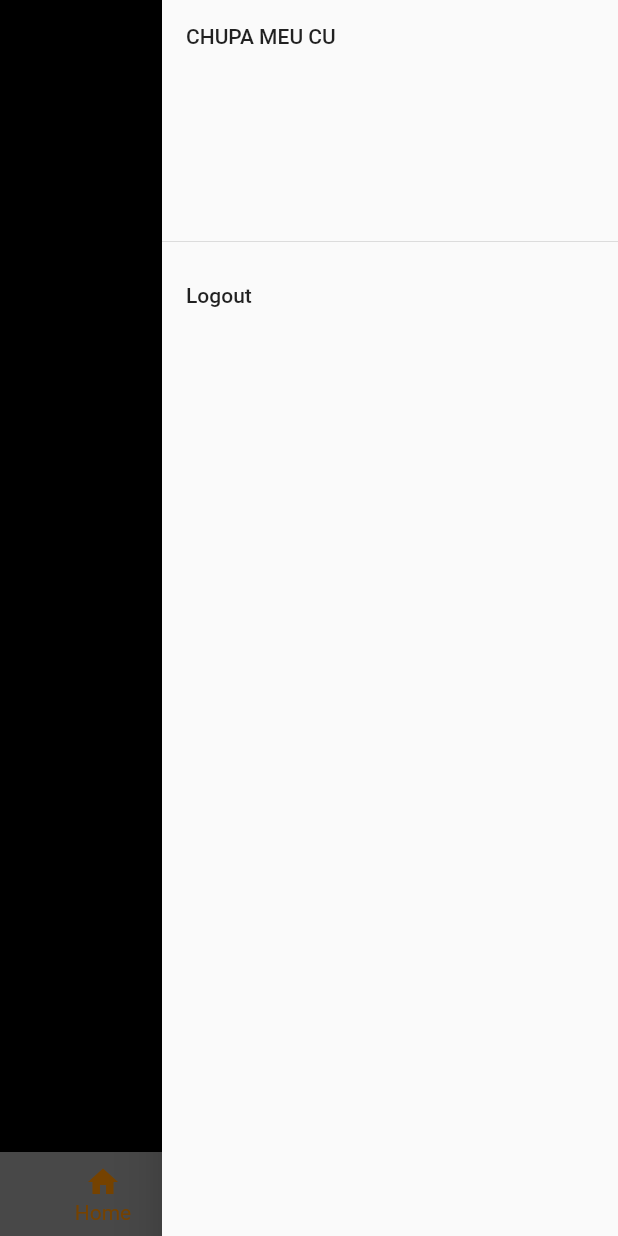
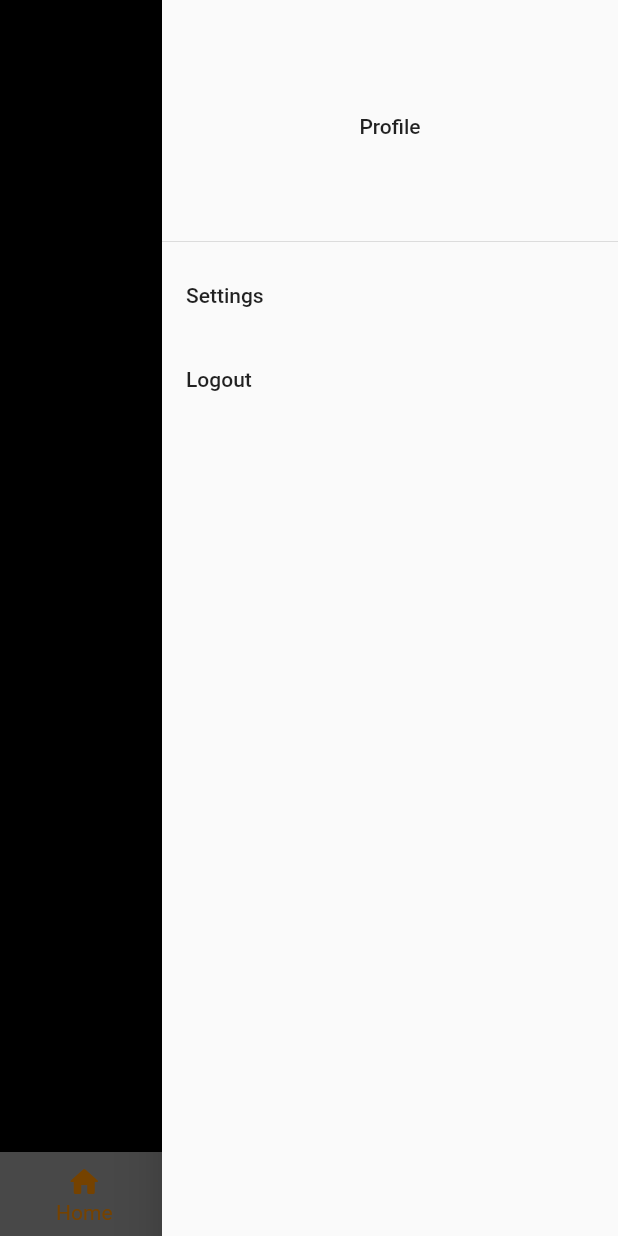
Before and after one commit to gabzeel/steamfriendmatch-loide, a Flutter app: the Home screen opened by its route, with the side drawer open, on a phone screen of 412 x 824 dp. Run offline on Flutter 3.47's test engine with Material 2 defaults, Android fonts, the phone set to English and light mode, and no system bars.

Commit message:
Added settings option to menu and created the chat list page

```diff
--- a/lib/components/dashboard.dart
+++ b/lib/components/dashboard.dart
@@ -11,7 +11,9 @@ class Dashboard extends StatelessWidget {
       child: Container(
         child: Text(
           text,
-          style: TextStyle(color: Colors.white),
+          style: TextStyle(
+            color: Colors.white,
+          ),
         ),
       ),
     );
--- a/lib/components/right_drawer.dart
+++ b/lib/components/right_drawer.dart
@@ -7,7 +7,18 @@ class RightDrawer extends StatelessWidget {
       child: ListView(
         children: <Widget>[
           DrawerHeader(
-            child: Text("CHUPA MEU CU"),
+            child: Center(
+              child: Container(
+                child: Text("Profile"),
+              ),
+            ),
+          ),
+          ListTile(
+            title: Text("Settings"),
+            onTap: () {
+              Navigator.of(context).pushNamedAndRemoveUntil(
+                  '/', (Route<dynamic> route) => false);
+            },
           ),
           ListTile(
             title: Text("Logout"),
--- a/lib/main.dart
+++ b/lib/main.dart
@@ -8,7 +8,6 @@ void main() {
 }
 
 class MyApp extends StatelessWidget {
-  // This widget is the root of your application.
   @override
   Widget build(BuildContext context) {
     return MaterialApp(
@@ -20,6 +19,7 @@ class MyApp extends StatelessWidget {
         "/": (_) => Login(),
         "/home": (_) => Home(),
         "/register": (_) => Register(),
-        });
+      },
+    );
   }
 }
--- a/lib/views/home.dart
+++ b/lib/views/home.dart
@@ -1,4 +1,5 @@
 import 'package:flutter/material.dart';
+import 'package:streamfriendmatch/components/chat_list.dart';
 import 'package:streamfriendmatch/components/dashboard.dart';
 import 'package:streamfriendmatch/components/right_drawer.dart';
 
@@ -15,12 +16,13 @@ class _HomeState extends State<Home> {
     Dashboard(text: 'AA'),
     Dashboard(text: 'BB'),
     Dashboard(text: 'CC'),
+    ChatList(),
   ];
 
-  void _onItemTapped(BuildContext context, int index) {
-    if (index == 3) {
+  void _onItemTapped(int index) {
+    if (index == _screens.length) {
       _scaffoldkey.currentState.openEndDrawer();
-    } else {
+    } else if (_screenIndex != index) {
       setState(() {
         _screenIndex = index;
       });
@@ -33,29 +35,34 @@ class _HomeState extends State<Home> {
       endDrawer: RightDrawer(),
       body: _screens[_screenIndex],
       bottomNavigationBar: BottomNavigationBar(
+        currentIndex: _screenIndex,
         backgroundColor: Colors.red,
         items: const <BottomNavigationBarItem>[
           BottomNavigationBarItem(
-            icon: Icon(Icons.home),
+            icon: Icon(Icons.home_rounded),
             label: 'Home',
             backgroundColor: Colors.grey,
           ),
           BottomNavigationBarItem(
-            icon: Icon(Icons.business),
+            icon: Icon(Icons.search_rounded),
             label: 'Business',
           ),
           BottomNavigationBarItem(
-            icon: Icon(Icons.school),
+            icon: Icon(Icons.person_pin_circle),
+            label: 'Find',
+          ),
+          BottomNavigationBarItem(
+            icon: Icon(Icons.chat_bubble_rounded),
             label: 'School',
           ),
           BottomNavigationBarItem(
-            icon: Icon(Icons.school),
+            icon: Icon(Icons.menu),
             label: 'logout',
           ),
         ],
         selectedItemColor: Colors.amber[800],
         onTap: (index) {
-          _onItemTapped(context, index);
+          _onItemTapped(index);
         },
       ),
     );
```
Also changed, not shown: lib/components/chat_list.dart (added, +28 -0 lines), lib/components/chat_list_preview.dart (added, +27 -0 lines), lib/components/chat.dart (added), lib/views/settings.dart (added). Lines whose indentation alone changed are shown as unchanged.
